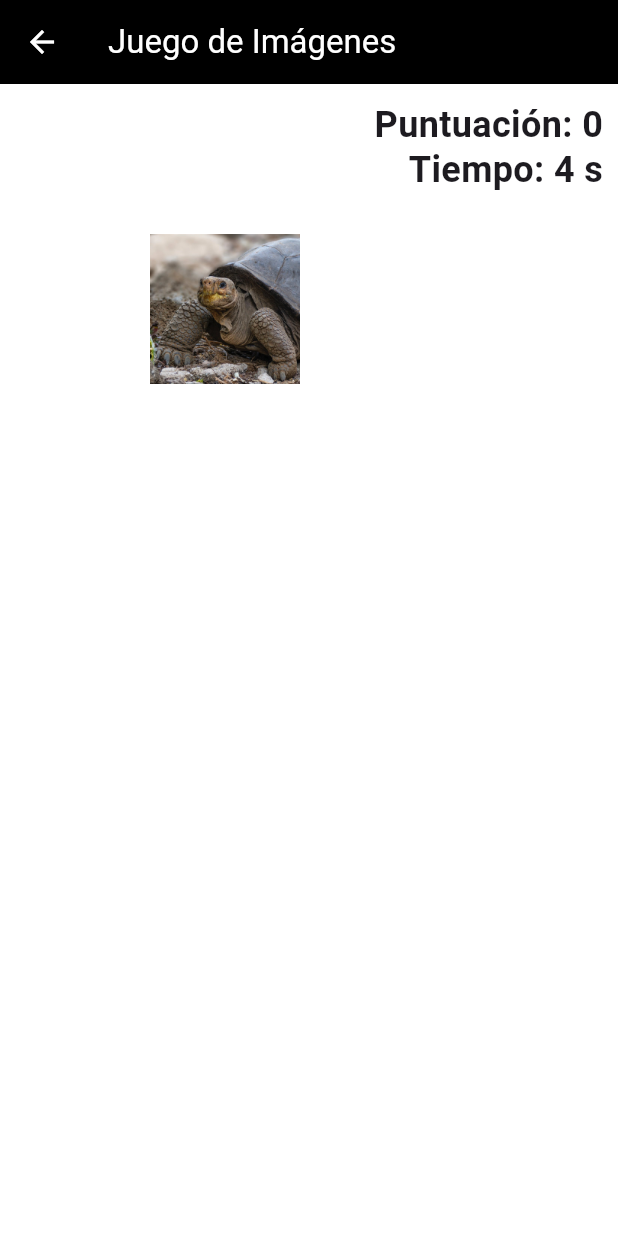
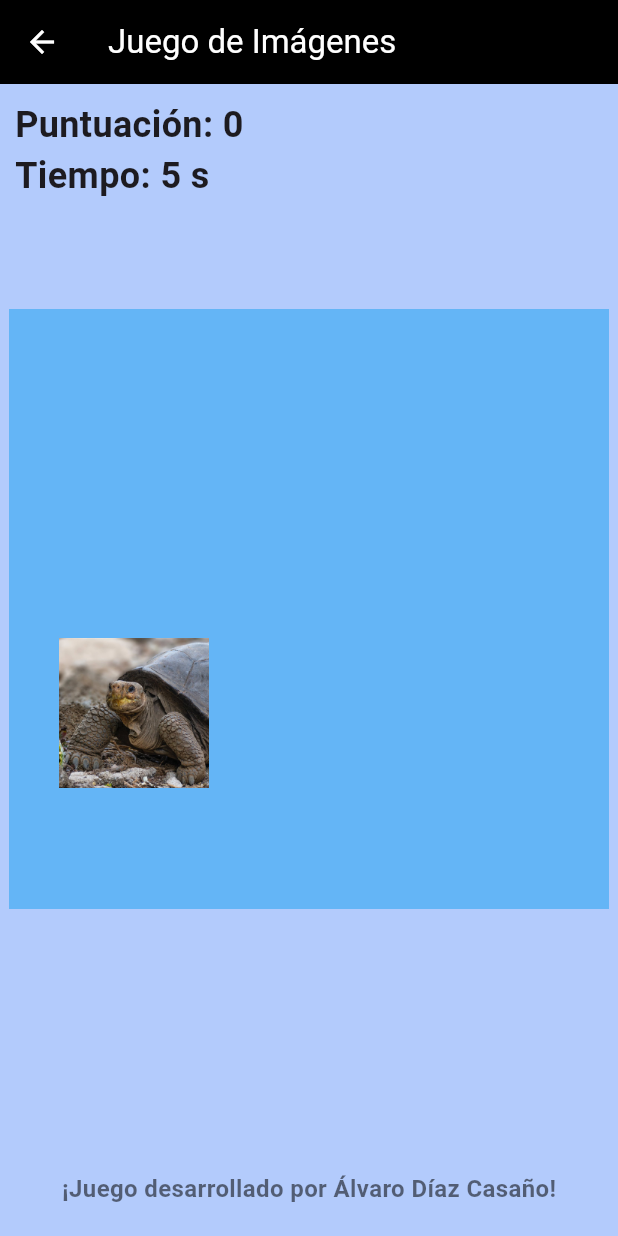
Before and after one commit to AlvaroDC2000/Programaci-n-Multimedia, a Flutter app: the GameScreen screen opened by its route, on a phone screen of 412 x 824 dp. Run offline on Flutter 3.47's test engine with Material 3 defaults, Android fonts, the light colour scheme and no system bars; our stand-ins replace google_fonts.

Commit message:
mejora del juego

```diff
--- a/flutter_application_1/lib/screens/game_screen.dart
+++ b/flutter_application_1/lib/screens/game_screen.dart
@@ -6,34 +6,41 @@ class GameScreen extends StatefulWidget {
   const GameScreen({super.key});
 
   @override
+  // ignore: library_private_types_in_public_api
   _GameScreenState createState() => _GameScreenState();
 }
 
 class _GameScreenState extends State<GameScreen> {
   final Random _random = Random();
   int _score = 0;
-  Offset _position = const Offset(100, 100); // Posición inicial de la imagen
+  Offset _position = const Offset(150, 150); // Posición inicial de la imagen
   int _timeLeft = 5; // Tiempo restante para que se resten puntos
   Timer? _countdownTimer;
+  String? _message;
+  Color? _messageColor;
+
+  static const double imageSize = 100; // Tamaño de la imagen
+  static const double squareSize = 400; // Tamaño del área de juego
 
   @override
   void initState() {
     super.initState();
     _startCountdown();
+    _position = _generateRandomPosition(); // Generar posición inicial válida
   }
 
   void _startCountdown() {
-    // Temporizador que cuenta los segundos
-    _countdownTimer = Timer.periodic(const Duration(seconds: 1), (timer) {
+    _countdownTimer = Timer.periodic(const Duration(seconds: 2), (timer) {
       setState(() {
         if (_timeLeft > 0) {
           _timeLeft--;
         } else {
-          // Si pasa el tiempo y no se ha pulsado, resta 2 puntos
           _score -= 2;
-          _timeLeft = 5; // Reinicia el temporizador
-          // Cambia la posición de la imagen
-          _position = _generateRandomPosition();
+          _message = '¡Perdiste 2 puntos!';
+          _messageColor = Colors.red; // Mensaje en rojo
+          _timeLeft = 5;
+          _position = _generateRandomPosition(); // Cambiar posición
+          _clearMessageAfterDelay();
         }
       });
     });
@@ -41,18 +48,38 @@ class _GameScreenState extends State<GameScreen> {
 
   void _onTap() {
     setState(() {
-      _score += 1; // Aumenta la puntuación si se pulsa la imagen
-      _timeLeft = 5; // Reinicia el temporizador al pulsar
-      // Mueve la imagen a una nueva posición aleatoria
+      _score += 1;
+      _message = '¡Ganaste 1 punto!';
+      _messageColor = _generateRandomColor();
+      _timeLeft = 5;
       _position = _generateRandomPosition();
+      _clearMessageAfterDelay();
     });
   }
 
   Offset _generateRandomPosition() {
+    // Genera una posición aleatoria dentro del cuadrado de juego
     return Offset(
-      _random.nextDouble() * (MediaQuery.of(context).size.width - 50),
-      _random.nextDouble() * (MediaQuery.of(context).size.height - 50),
+      _random.nextDouble() * (squareSize - imageSize),
+      _random.nextDouble() * (squareSize - imageSize),
     );
+  }
+
+  Color _generateRandomColor() {
+    return Color.fromARGB(
+      255,
+      _random.nextInt(256),
+      _random.nextInt(256),
+      _random.nextInt(256),
+    );
+  }
+
+  void _clearMessageAfterDelay() {
+    Future.delayed(const Duration(seconds: 2), () {
+      setState(() {
+        _message = null; // Limpia el mensaje tras 2 segundos
+      });
+    });
   }
 
   @override
@@ -63,11 +90,52 @@ class _GameScreenState extends State<GameScreen> {
 
   @override
   Widget build(BuildContext context) {
+    final centerX = (MediaQuery.of(context).size.width - squareSize) / 2;
+    const double topOffset = 150.0; // Espacio reservado para el marcador
+
     return Scaffold(
       appBar: AppBar(
         title: const Text('Juego de Imágenes'),
       ),
       body: Stack(
+        children: [
+          Positioned.fill(
+            child: Container(color: const Color.fromARGB(255, 179, 203, 252)), // Fondo azul
+          ),
+          Positioned(
+            top: 10.0,
+            left: 10.0,
+            child: Column(
+              crossAxisAlignment: CrossAxisAlignment.start,
+              children: [
+                Text(
+                  'Puntuación: $_score',
+                  style: const TextStyle(fontSize: 24, fontWeight: FontWeight.bold),
+                ),
+                Text(
+                  'Tiempo: $_timeLeft s',
+                  style: const TextStyle(fontSize: 24, fontWeight: FontWeight.bold),
+                ),
+                if (_message != null) // Mostrar mensaje si existe
+                  Text(
+                    _message!,
+                    style: TextStyle(
+                      fontSize: 20,
+                      fontWeight: FontWeight.bold,
+                      color: _messageColor,
+                    ),
+                  ),
+              ],
+            ),
+          ),
+          Positioned(
+            left: centerX,
+            top: topOffset,
+            child: Container(
+              width: squareSize,
+              height: squareSize,
+              color: Colors.blue.shade300, // Color del área de juego
+              child: Stack(
                 children: [
                   Positioned(
                     left: _position.dx,
@@ -76,25 +144,28 @@ class _GameScreenState extends State<GameScreen> {
                       onTap: _onTap,
                       child: Image.asset(
                         'assets/Images/perfil.jpg',
-                width: 100,
-                height: 100,
+                        width: imageSize,
+                        height: imageSize,
                       ),
                     ),
                   ),
-          Positioned(
-            top: 10,
-            right: 10,
-            child: Text(
-              'Puntuación: $_score',
-              style: const TextStyle(fontSize: 24, fontWeight: FontWeight.bold),
+                ],
               ),
             ),
-          Positioned(
-            top: 40,
-            right: 10,
+          ),
+          const Positioned(
+            bottom: 20.0, // Mensaje al pie de la pantalla
+            left: 0,
+            right: 0,
+            child: Center(
               child: Text(
-              'Tiempo: $_timeLeft s',
-              style: const TextStyle(fontSize: 24, fontWeight: FontWeight.bold),
+                '¡Juego desarrollado por Álvaro Díaz Casaño!',
+                style: TextStyle(
+                  fontSize: 16,
+                  fontWeight: FontWeight.bold,
+                  color: Colors.black54,
+                ),
+              ),
             ),
           ),
         ],
```
Lines whose indentation alone changed are shown as unchanged.
